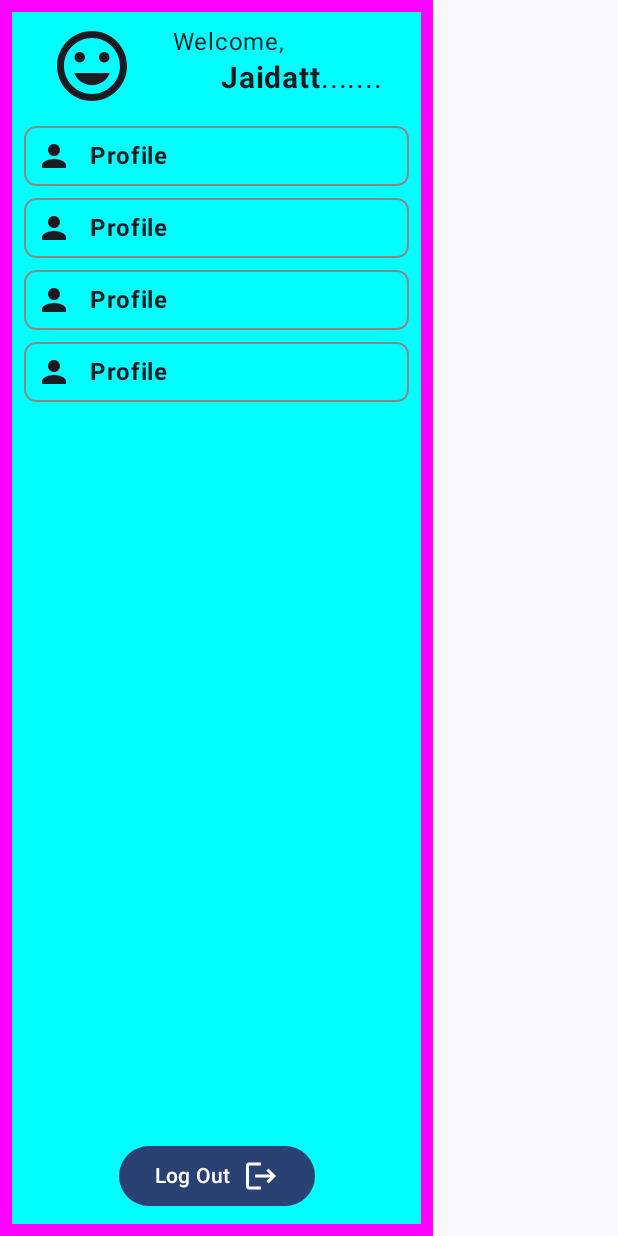
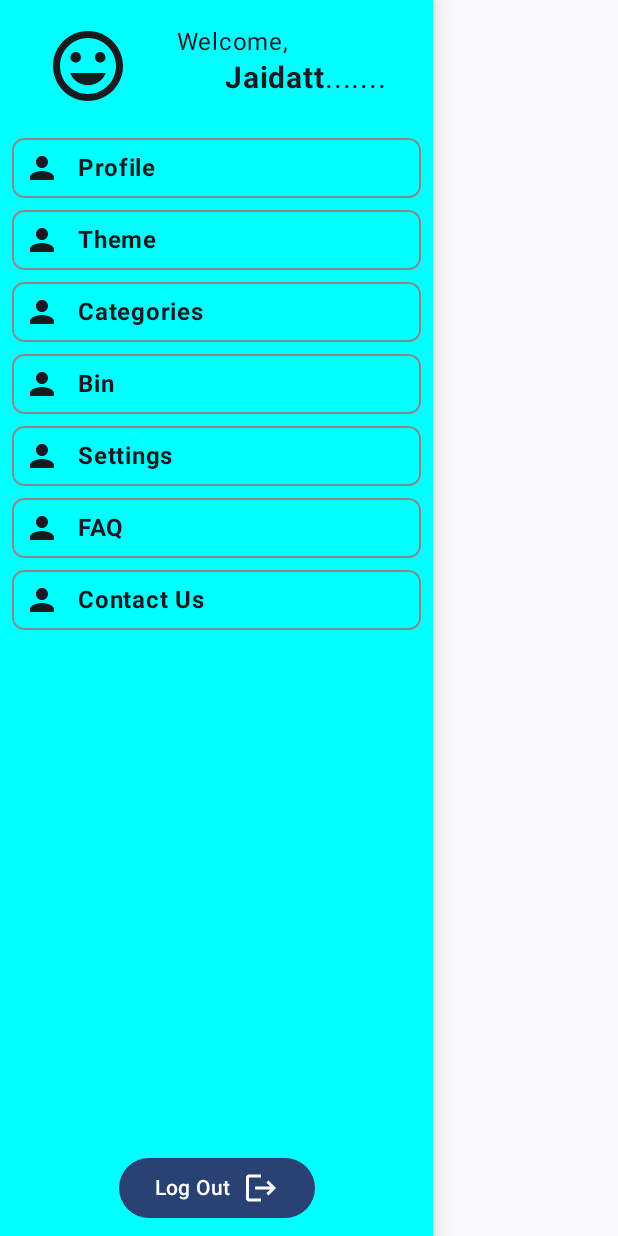
Before and after one commit to Jaidatt007/Wishlist_App, an Android app built with Jetpack Compose: the composable Drawer_content shown on its own in the app's theme, on a phone screen of 412 x 824 dp. Run offline under Robolectric (Android 15) with nearby library versions, the phone set to English and light mode, and no system bars; our stand-ins replace Firebase (no records; nobody signed in at launch, a user with empty details on screens opened directly).

```diff
--- a/app/src/main/AndroidManifest.xml
+++ b/app/src/main/AndroidManifest.xml
@@ -3,6 +3,7 @@
     xmlns:tools="http://schemas.android.com/tools">
 
     <application
+        android:name=".WishlistApp"
         android:allowBackup="true"
         android:dataExtractionRules="@xml/data_extraction_rules"
         android:fullBackupContent="@xml/backup_rules"
@@ -12,6 +13,7 @@
         android:supportsRtl="true"
         android:theme="@style/Theme.WishlistApplication"
         tools:targetApi="31">
+
         <activity
             android:name=".MainActivity"
             android:exported="true"
--- a/app/src/main/java/com/example/wishlistapplication/units/drawer_content.kt
+++ b/app/src/main/java/com/example/wishlistapplication/units/drawer_content.kt
@@ -1,7 +1,6 @@
 package com.example.wishlistapplication.units
 
 import android.widget.Toast
-import androidx.compose.foundation.BorderStroke
 import androidx.compose.foundation.background
 import androidx.compose.foundation.border
 import androidx.compose.foundation.clickable
@@ -19,13 +18,12 @@ import androidx.compose.foundation.layout.width
 import androidx.compose.foundation.shape.RoundedCornerShape
 import androidx.compose.material3.Button
 import androidx.compose.material3.Icon
+import androidx.compose.material3.Surface
 import androidx.compose.material3.Text
 import androidx.compose.runtime.Composable
 import androidx.compose.ui.Alignment
 import androidx.compose.ui.Modifier
 import androidx.compose.ui.draw.clip
-import androidx.compose.ui.draw.shadow
-import androidx.compose.ui.graphics.Brush
 import androidx.compose.ui.graphics.Color
 import androidx.compose.ui.input.pointer.pointerInput
 import androidx.compose.ui.platform.LocalContext
@@ -45,37 +43,84 @@ fun Drawer_content(modifier: Modifier,
 
     val context = LocalContext.current
 
-    Box(modifier = modifier.then(Modifier.fillMaxHeight().fillMaxWidth(0.7f)
-        .background(Color.Magenta).padding(8.dp).pointerInput(Unit) {
+
+    Surface(modifier = modifier.then(Modifier.fillMaxHeight()
+        .fillMaxWidth(0.7f)
+        .pointerInput(Unit) {
             detectTapGestures {
+            }
+        }),
+        shadowElevation = 8.dp) {
 
-            }
-        })) {
-        Column(modifier = Modifier.fillMaxWidth().fillMaxHeight().background(Color.Cyan)) {
+        Box(modifier = Modifier.background(Color.Cyan)) {
+            Column(modifier = Modifier.fillMaxWidth().fillMaxHeight()) {
 
-            Row(modifier = Modifier.fillMaxWidth().padding(top = 8.dp, bottom = 8.dp),
-                horizontalArrangement = Arrangement.SpaceEvenly){
-                Icon(painter = painterResource(R.drawable.baseline_mood_24),"",
-                        modifier = Modifier.height(56.dp).width(56.dp))
+                Row(
+                    modifier = Modifier.fillMaxWidth().padding(top = 16.dp, bottom = 16.dp),
+                    horizontalArrangement = Arrangement.SpaceEvenly
+                ) {
+                    Icon(
+                        painter = painterResource(R.drawable.baseline_mood_24), "",
+                        modifier = Modifier.height(56.dp).width(56.dp)
+                    )
                     Column {
                         Text(text = "Welcome,", fontSize = 16.sp)
-                    Row() {
-                        Text(text = "Jaidatt", fontSize = 20.sp, fontWeight = FontWeight.Bold,
-                            modifier = Modifier.padding(start = 32.dp))
+                        Row {
+                            Text(
+                                text = "Jaidatt", fontSize = 20.sp, fontWeight = FontWeight.Bold,
+                                modifier = Modifier.padding(start = 32.dp)
+                            )
                             Text(text = ".......", fontSize = 20.sp)
                         }
                     }
                 }
-            Drawer_card("Profile",R.drawable.baseline_person_24,"Profile Icon", onDrawer_Item_Clicked = {
+                Drawer_card(
+                    "Profile",
+                    R.drawable.baseline_person_24,
+                    "Profile Icon",
+                    onDrawer_Item_Clicked = {
 
                     })
-            Drawer_card("Profile",R.drawable.baseline_person_24,"Profile Icon", onDrawer_Item_Clicked = {
+                Drawer_card(
+                    "Theme",
+                    R.drawable.baseline_person_24,
+                    "Profile Icon",
+                    onDrawer_Item_Clicked = {
 
                     })
-            Drawer_card("Profile",R.drawable.baseline_person_24,"Profile Icon", onDrawer_Item_Clicked = {
+                Drawer_card(
+                    "Categories",
+                    R.drawable.baseline_person_24,
+                    "Profile Icon",
+                    onDrawer_Item_Clicked = {
 
                     })
-            Drawer_card("Profile",R.drawable.baseline_person_24,"Profile Icon", onDrawer_Item_Clicked = {
+                Drawer_card(
+                    "Bin",
+                    R.drawable.baseline_person_24,
+                    "Profile Icon",
+                    onDrawer_Item_Clicked = {
+
+                    })
+                Drawer_card(
+                    "Settings",
+                    R.drawable.baseline_person_24,
+                    "Profile Icon",
+                    onDrawer_Item_Clicked = {
+
+                    })
+                Drawer_card(
+                    "FAQ",
+                    R.drawable.baseline_person_24,
+                    "Profile Icon",
+                    onDrawer_Item_Clicked = {
+
+                    })
+                Drawer_card(
+                    "Contact Us",
+                    R.drawable.baseline_person_24,
+                    "Profile Icon",
+                    onDrawer_Item_Clicked = {
 
                     })
 
@@ -84,11 +129,15 @@ fun Drawer_content(modifier: Modifier,
                 Button(modifier = Modifier.align(Alignment.CenterHorizontally).padding(8.dp),
                     onClick = {
                         authViewModel.logout()
-                    Toast.makeText(context,"Log Out",Toast.LENGTH_SHORT).show()
+                        Toast.makeText(context, "Log Out", Toast.LENGTH_SHORT).show()
                     }) {
                     Row(verticalAlignment = Alignment.CenterVertically) {
                         Text(text = "Log Out", modifier = Modifier.padding(end = 8.dp))
-                    Icon(painter = painterResource(R.drawable.baseline_logout_24),"Log out button !")
+                        Icon(
+                            painter = painterResource(R.drawable.baseline_logout_24),
+                            "Log out button !"
+                        )
+                    }
                 }
             }
         }
--- a/app/src/main/java/com/example/wishlistapplication/units/top_app_bar.kt
+++ b/app/src/main/java/com/example/wishlistapplication/units/top_app_bar.kt
@@ -34,7 +34,7 @@ fun Top_app_bar(onAccountIconClick : () -> Unit){
         Row(modifier = Modifier.fillMaxWidth().padding(start = 16.dp, end = 16.dp)) {
             Icon(imageVector = Icons.Default.AccountBox, contentDescription = "Account Icon",
                 modifier = Modifier.scale(1.4f).clickable{
-                    Toast.makeText(context,"This is Account Icon !",Toast.LENGTH_SHORT).show()
+//                    Toast.makeText(context,"This is Account Icon !",Toast.LENGTH_SHORT).show()
                     onAccountIconClick()
                 }
             )
--- /dev/null
+++ b/app/src/main/res/drawable/baseline_add_24.xml
@@ -0,0 +1,5 @@
+<vector xmlns:android="http://schemas.android.com/apk/res/android" android:height="24dp" android:tint="#000000" android:viewportHeight="24" android:viewportWidth="24" android:width="24dp">
+
+    <path android:fillColor="@android:color/white" android:pathData="M19,13h-6v6h-2v-6H5v-2h6V5h2v6h6v2z"/>
+
+</vector>
--- a/gradle/libs.versions.toml
+++ b/gradle/libs.versions.toml
@@ -12,12 +12,16 @@ googleGmsGoogleServices = "4.4.2"
 firebaseAuth = "23.1.0"
 materialIconsExtended = "1.7.6"
 navigationCompose = "2.8.5"
+roomRuntime = "2.6.1"
 runtimeLivedata = "1.7.6"
 
 [libraries]
 androidx-core-ktx = { group = "androidx.core", name = "core-ktx", version.ref = "coreKtx" }
 androidx-material-icons-extended = { module = "androidx.compose.material:material-icons-extended", version.ref = "materialIconsExtended" }
 androidx-navigation-compose = { module = "androidx.navigation:navigation-compose", version.ref = "navigationCompose" }
+androidx-room-compiler = { module = "androidx.room:room-compiler", version.ref = "roomRuntime" }
+androidx-room-ktx = { module = "androidx.room:room-ktx", version.ref = "roomRuntime" }
+androidx-room-runtime = { module = "androidx.room:room-runtime", version.ref = "roomRuntime" }
 junit = { group = "junit", name = "junit", version.ref = "junit" }
 androidx-junit = { group = "androidx.test.ext", name = "junit", version.ref = "junitVersion" }
 androidx-espresso-core = { group = "androidx.test.espresso", name = "espresso-core", version.ref = "espressoCore" }
```
Also changed, not shown: app/build.gradle.kts (+9 -0 lines), app/src/main/java/com/example/wishlistapplication/WishlistApplication.kt (added, +11 -0 lines), app/src/main/java/com/example/wishlistapplication/resources/wishlist_dummy_data.kt (added, +12 -0 lines), app/src/main/java/com/example/wishlistapplication/roomdb/wishlist_dao.kt (added, +29 -0 lines), app/src/main/java/com/example/wishlistapplication/roomdb/wishlist_database.kt (added, +13 -0 lines), app/src/main/java/com/example/wishlistapplication/roomdb/wishlist_graph.kt (added, +16 -0 lines), app/src/main/java/com/example/wishlistapplication/roomdb/wishlist_repository.kt (added, +21 -0 lines), app/src/main/java/com/example/wishlistapplication/roomdb/wishlist_table_entity.kt (added, +22 -0 lines), app/src/main/java/com/example/wishlistapplication/screens/home_screen.kt (+13 -4 lines), app/src/main/java/com/example/wishlistapplication/units/floating_action_button.kt (added, +22 -0 lines), app/src/main/java/com/example/wishlistapplication/units/wishlist_item.kt (added, +81 -0 lines), app/src/main/java/com/example/wishlistapplication/viewmodel/wishlist_viewmodel.kt (added, +51 -0 lines). Lines whose indentation alone changed are shown as unchanged.
